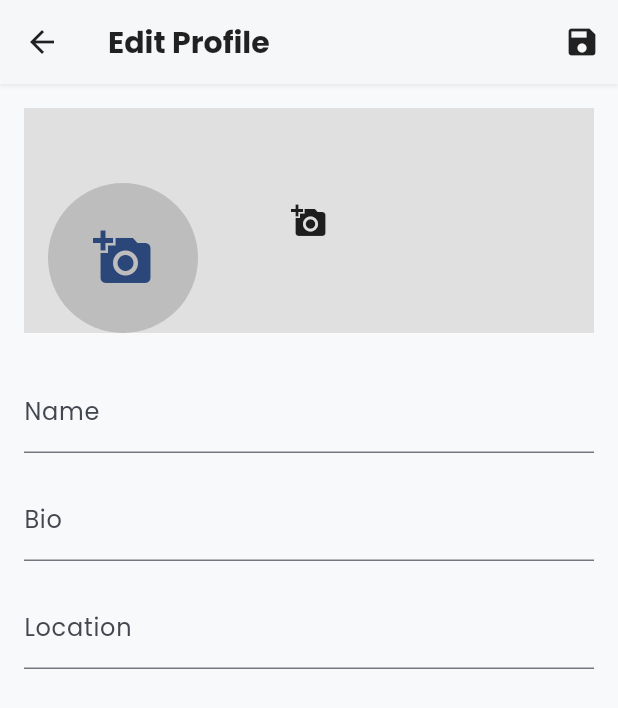
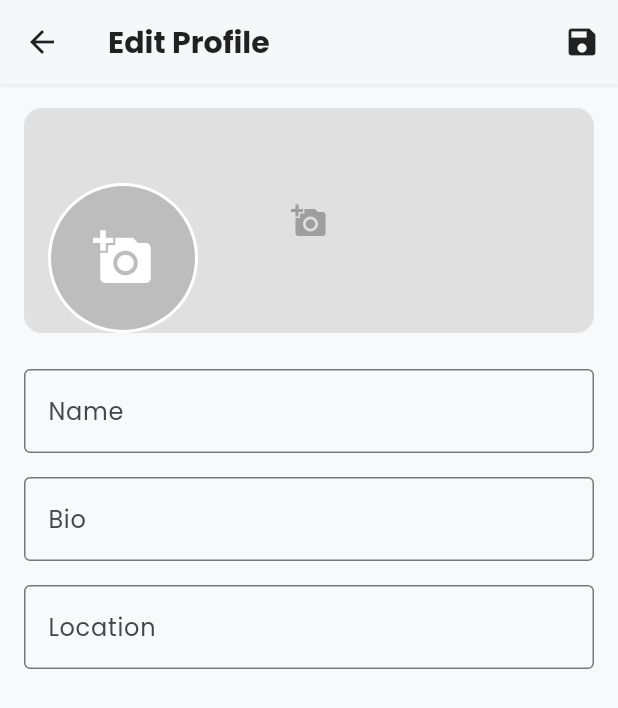
Before and after one commit to opkukna1/chetegram, a Flutter app: the EditProfileScreen screen opened directly, after a tap on the "add a photo" icon, on a phone screen of 412 x 824 dp. Shown: the top 708 px of the screen. Run offline on Flutter 3.47's test engine with Material 3 defaults, Android fonts, the phone set to English and light mode, and no system bars; our stand-ins replace cloud_firestore, firebase_auth, firebase_core, firebase_storage, go_router, google_fonts and 2 more; accounts and stored records are empty; generated files the repository leaves out were written again.

Commit message:
Update edit_profile_screen.dart

```diff
--- a/lib/screens/profile/edit_profile_screen.dart
+++ b/lib/screens/profile/edit_profile_screen.dart
@@ -20,12 +20,15 @@ class _EditProfileScreenState extends State<EditProfileScreen> {
 
   String _profilePicUrl = '';
   String _coverPhotoUrl = '';
-  bool _isLoading = false;
+  bool _isLoading = true;
 
   @override
   void initState() {
     super.initState();
-    // मौजूदा डेटा लोड करें
+    _loadInitialData();
+  }
+
+  void _loadInitialData() {
     _firestoreService.getUserProfile().then((doc) {
       if (doc != null && doc.exists) {
         final data = doc.data() as Map<String, dynamic>;
@@ -35,7 +38,10 @@ class _EditProfileScreenState extends State<EditProfileScreen> {
         setState(() {
           _profilePicUrl = data['profilePicUrl'] ?? '';
           _coverPhotoUrl = data['coverPhotoUrl'] ?? '';
+          _isLoading = false;
         });
+      } else {
+        setState(() => _isLoading = false);
       }
     });
   }
@@ -53,7 +59,7 @@ class _EditProfileScreenState extends State<EditProfileScreen> {
     });
 
     setState(() => _isLoading = false);
-    if(mounted) Navigator.pop(context);
+    if (mounted) Navigator.pop(context);
   }
 
   @override
@@ -62,53 +68,67 @@ class _EditProfileScreenState extends State<EditProfileScreen> {
       appBar: AppBar(
         title: const Text('Edit Profile'),
         actions: [
-          if (_isLoading) const CircularProgressIndicator() else IconButton(icon: const Icon(Icons.save), onPressed: _saveProfile),
+          if (_isLoading)
+            const Padding(padding: EdgeInsets.all(16.0), child: SizedBox(width: 20, height: 20, child: CircularProgressIndicator(strokeWidth: 2)))
+          else
+            IconButton(icon: const Icon(Icons.save), onPressed: _saveProfile),
         ],
       ),
-      body: ListView(
+      body: _isLoading
+        ? const Center(child: CircularProgressIndicator())
+        : ListView(
             padding: const EdgeInsets.all(16),
             children: [
-          // इमेज अपलोड सेक्शन
               Stack(
                 alignment: Alignment.bottomLeft,
                 children: [
-              // कवर फोटो
                   GestureDetector(
                     onTap: () async {
+                      setState(() => _isLoading = true);
                       final url = await _storageService.pickAndUploadImage('cover_photos/${_currentUser!.uid}');
                       if (url != null) setState(() => _coverPhotoUrl = url);
+                      setState(() => _isLoading = false);
                     },
                     child: Container(
                       height: 150,
                       width: double.infinity,
+                      decoration: BoxDecoration(
                         color: Colors.grey.shade300,
-                  child: _coverPhotoUrl.isNotEmpty ? Image.network(_coverPhotoUrl, fit: BoxFit.cover) : const Icon(Icons.add_a_photo),
+                        borderRadius: BorderRadius.circular(12),
+                        image: _coverPhotoUrl.isNotEmpty ? DecorationImage(image: NetworkImage(_coverPhotoUrl), fit: BoxFit.cover) : null,
+                      ),
+                      child: _coverPhotoUrl.isEmpty ? const Center(child: Icon(Icons.add_a_photo, color: Colors.grey)) : null,
                     ),
                   ),
-              // प्रोफाइल फोटो
                   Padding(
                     padding: const EdgeInsets.only(left: 16.0),
                     child: GestureDetector(
                       onTap: () async {
+                        setState(() => _isLoading = true);
                         final url = await _storageService.pickAndUploadImage('profile_pics/${_currentUser!.uid}');
                         if (url != null) setState(() => _profilePicUrl = url);
+                        setState(() => _isLoading = false);
                       },
                       child: CircleAvatar(
                         radius: 50,
+                        backgroundColor: Colors.white,
+                        child: CircleAvatar(
+                          radius: 48,
                           backgroundColor: Colors.grey.shade400,
                           backgroundImage: _profilePicUrl.isNotEmpty ? NetworkImage(_profilePicUrl) : null,
-                    child: _profilePicUrl.isEmpty ? const Icon(Icons.add_a_photo, size: 40) : null,
+                          child: _profilePicUrl.isEmpty ? const Icon(Icons.add_a_photo, size: 40, color: Colors.white) : null,
+                        ),
                       ),
                     ),
                   )
                 ],
               ),
               const SizedBox(height: 24),
-          TextField(controller: _nameController, decoration: const InputDecoration(labelText: 'Name')),
+              TextField(controller: _nameController, decoration: const InputDecoration(labelText: 'Name', border: OutlineInputBorder())),
               const SizedBox(height: 16),
-          TextField(controller: _bioController, decoration: const InputDecoration(labelText: 'Bio')),
+              TextField(controller: _bioController, decoration: const InputDecoration(labelText: 'Bio', border: OutlineInputBorder())),
               const SizedBox(height: 16),
-          TextField(controller: _locationController, decoration: const InputDecoration(labelText: 'Location')),
+              TextField(controller: _locationController, decoration: const InputDecoration(labelText: 'Location', border: OutlineInputBorder())),
             ],
           ),
     );
```
Lines whose indentation alone changed are shown as unchanged.
